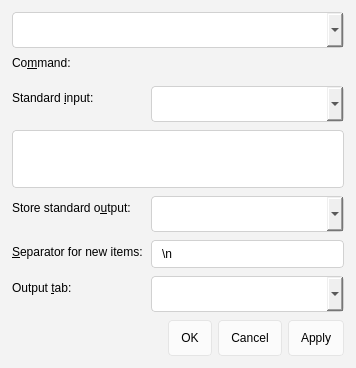
Old version of the form src/ui/actiondialog.ui in the repository ForgetiExistence/CopyQ.
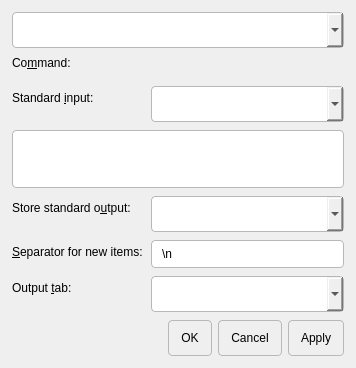
New version of the form. Custom widgets are drawn as their Qt base class.

Commit message: Fix Win11 regressions: blank window, invisible menus, forced light theme

Patch:
```diff
--- a/src/ui/actiondialog.ui
+++ b/src/ui/actiondialog.ui
@@ -14,25 +14,25 @@
    <string>Action Dialog</string>
   </property>
   <property name="styleSheet">
-   <string>QPushButton { border-radius: 4px; padding: 5px 12px; min-height: 24px; border: 1px solid #E5E5E5; background-color: #FBFBFB; }
-QLineEdit { border-radius: 4px; border: 1px solid #D1D1D1; padding: 5px 8px; background-color: #FFFFFF; }
-QTextEdit { border-radius: 4px; border: 1px solid #D1D1D1; padding: 5px 8px; background-color: #FFFFFF; }
-QPlainTextEdit { border-radius: 4px; border: 1px solid #D1D1D1; padding: 5px 8px; background-color: #FFFFFF; }
-QComboBox { border-radius: 4px; border: 1px solid #D1D1D1; padding: 5px 8px; min-height: 24px; }
+   <string>QPushButton { border-radius: 4px; padding: 5px 12px; min-height: 24px; border: 1px solid palette(mid); background-color: palette(button); }
+QLineEdit { border-radius: 4px; border: 1px solid palette(mid); padding: 5px 8px; background-color: palette(base); }
+QTextEdit { border-radius: 4px; border: 1px solid palette(mid); padding: 5px 8px; background-color: palette(base); }
+QPlainTextEdit { border-radius: 4px; border: 1px solid palette(mid); padding: 5px 8px; background-color: palette(base); }
+QComboBox { border-radius: 4px; border: 1px solid palette(mid); padding: 5px 8px; min-height: 24px; }
 QCheckBox { spacing: 8px; }
 QRadioButton { spacing: 8px; }
-QGroupBox { border-radius: 8px; border: 1px solid #E5E5E5; margin-top: 12px; padding: 12px; }
-QListWidget { border-radius: 8px; border: 1px solid #E5E5E5; }
-QTreeWidget { border-radius: 8px; border: 1px solid #E5E5E5; }
-QTableWidget { border-radius: 8px; border: 1px solid #E5E5E5; }
-QTabWidget::pane { border: 1px solid #E5E5E5; border-radius: 8px; }
+QGroupBox { border-radius: 8px; border: 1px solid palette(mid); margin-top: 12px; padding: 12px; }
+QListWidget { border-radius: 8px; border: 1px solid palette(mid); }
+QTreeWidget { border-radius: 8px; border: 1px solid palette(mid); }
+QTableWidget { border-radius: 8px; border: 1px solid palette(mid); }
+QTabWidget::pane { border: 1px solid palette(mid); border-radius: 8px; }
 QTabBar::tab { border-radius: 4px; padding: 6px 16px; margin-right: 4px; }
-QTabBar::tab:selected { background-color: #0078D4; color: #FFFFFF; }
+QTabBar::tab:selected { background-color: palette(highlight); color: palette(highlighted-text); }
 QScrollBar { border: none; background: transparent; width: 8px; margin: 0; }
-QScrollBar::handle { background: #C0C0C0; border-radius: 4px; min-height: 24px; }
-QScrollBar::handle:hover { background: #A0A0A0; }
-QMenu { border-radius: 8px; border: 1px solid #E5E5E5; padding: 4px; }
-QDialog { background-color: #F3F3F3; }</string>
+QScrollBar::handle { background: palette(mid); border-radius: 4px; min-height: 24px; }
+QScrollBar::handle:hover { background: palette(mid); }
+QMenu { border-radius: 8px; border: 1px solid palette(mid); padding: 4px; }
+QDialog { background-color: palette(window); }</string>
   </property>
   <layout class="QVBoxLayout" name="verticalLayout">
    <property name="leftMargin">
```
The commit also changes 34 other files.
